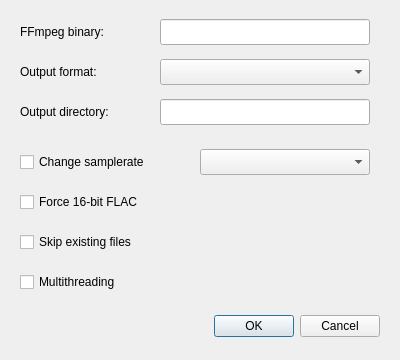
Qt form src/settingsdialog.ui (Bleuzen/FFaudioConverter) before a commit.
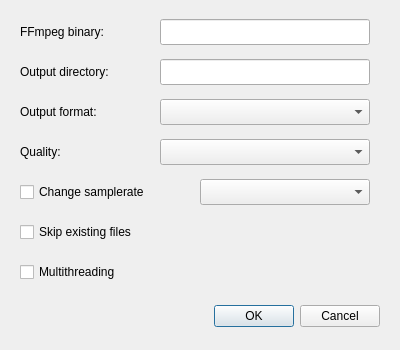
The same form after that commit.

Patch:
```diff
--- a/src/settingsdialog.ui
+++ b/src/settingsdialog.ui
@@ -7,7 +7,7 @@
     <x>0</x>
     <y>0</y>
     <width>400</width>
-    <height>360</height>
+    <height>350</height>
    </rect>
   </property>
   <property name="windowTitle">
@@ -17,7 +17,7 @@
    <property name="geometry">
     <rect>
      <x>40</x>
-     <y>310</y>
+     <y>300</y>
      <width>340</width>
      <height>32</height>
     </rect>
@@ -33,7 +33,7 @@
    <property name="geometry">
     <rect>
      <x>20</x>
-     <y>60</y>
+     <y>100</y>
      <width>130</width>
      <height>24</height>
     </rect>
@@ -46,7 +46,7 @@
    <property name="geometry">
     <rect>
      <x>160</x>
-     <y>59</y>
+     <y>99</y>
      <width>210</width>
      <height>26</height>
     </rect>
@@ -56,7 +56,7 @@
    <property name="geometry">
     <rect>
      <x>20</x>
-     <y>150</y>
+     <y>180</y>
      <width>170</width>
      <height>24</height>
     </rect>
@@ -72,7 +72,7 @@
    <property name="geometry">
     <rect>
      <x>20</x>
-     <y>270</y>
+     <y>260</y>
      <width>350</width>
      <height>24</height>
     </rect>
@@ -84,27 +84,11 @@
     <string>Multithreading</string>
    </property>
   </widget>
-  <widget class="QCheckBox" name="checkBox_Force16bitFLAC">
-   <property name="geometry">
-    <rect>
-     <x>20</x>
-     <y>190</y>
-     <width>350</width>
-     <height>24</height>
-    </rect>
-   </property>
-   <property name="toolTip">
-    <string>Enable this to encode FLAC to 16 bit instead of the bit depth of the original file.</string>
-   </property>
-   <property name="text">
-    <string>Force 16-bit FLAC</string>
-   </property>
-  </widget>
   <widget class="QLabel" name="label_2">
    <property name="geometry">
     <rect>
      <x>20</x>
-     <y>100</y>
+     <y>60</y>
      <width>130</width>
      <height>24</height>
     </rect>
@@ -117,7 +101,7 @@
    <property name="geometry">
     <rect>
      <x>160</x>
-     <y>99</y>
+     <y>59</y>
      <width>210</width>
      <height>26</height>
     </rect>
@@ -150,7 +134,7 @@
    <property name="geometry">
     <rect>
      <x>20</x>
-     <y>230</y>
+     <y>220</y>
      <width>350</width>
      <height>24</height>
     </rect>
@@ -167,12 +151,35 @@
    <property name="geometry">
     <rect>
      <x>200</x>
-     <y>149</y>
+     <y>179</y>
      <width>170</width>
      <height>26</height>
     </rect>
    </property>
   </widget>
+  <widget class="QLabel" name="label_4">
+   <property name="geometry">
+    <rect>
+     <x>20</x>
+     <y>140</y>
+     <width>130</width>
+     <height>24</height>
+    </rect>
+   </property>
+   <property name="text">
+    <string>Quality:</string>
+   </property>
+  </widget>
+  <widget class="QComboBox" name="comboBox_Quality">
+   <property name="geometry">
+    <rect>
+     <x>160</x>
+     <y>139</y>
+     <width>210</width>
+     <height>26</height>
+    </rect>
+   </property>
+  </widget>
  </widget>
  <resources/>
  <connections>
```
Left out of the diff: 2 changed lines with no effect on the pictures.
